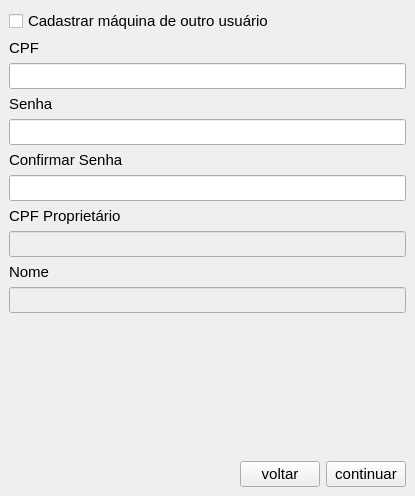
Old version of the form application/proto/ui/WinAuthUser.ui in the repository iagoofelipe/MachineInventory.
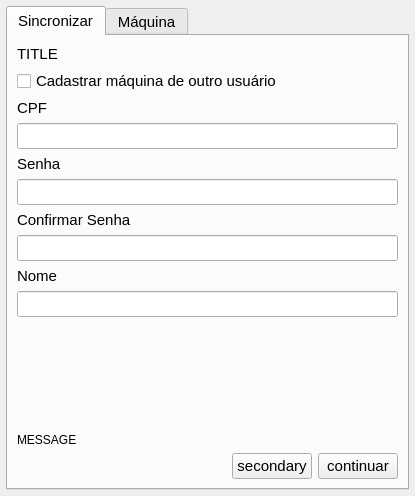
New version of the form. The open tabs and pages were chosen to show the change.

The edit to the form file:
```diff
--- a/application/proto/ui/WinAuthUser.ui
+++ b/application/proto/ui/WinAuthUser.ui
@@ -21,6 +21,35 @@
   </property>
   <widget class="QWidget" name="centralwidget">
    <layout class="QVBoxLayout" name="verticalLayout">
+    <property name="leftMargin">
+     <number>6</number>
+    </property>
+    <property name="topMargin">
+     <number>6</number>
+    </property>
+    <property name="rightMargin">
+     <number>6</number>
+    </property>
+    <property name="bottomMargin">
+     <number>6</number>
+    </property>
+    <item>
+     <widget class="QTabWidget" name="tabWidget">
+      <property name="currentIndex">
+       <number>1</number>
+      </property>
+      <widget class="QWidget" name="tabSync">
+       <attribute name="title">
+        <string>Sincronizar</string>
+       </attribute>
+       <layout class="QVBoxLayout" name="verticalLayout_2">
+        <item>
+         <widget class="QLabel" name="lbTitle">
+          <property name="text">
+           <string>TITLE</string>
+          </property>
+         </widget>
+        </item>
     <item>
      <widget class="QCheckBox" name="checkBox">
       <property name="text">
@@ -62,20 +91,6 @@
     <item>
      <widget class="QLineEdit" name="lePassConfirm"/>
     </item>
-    <item>
-     <widget class="QLabel" name="lbCpfOwner">
-      <property name="text">
-       <string>CPF Proprietário</string>
-      </property>
-     </widget>
-    </item>
-    <item>
-     <widget class="QLineEdit" name="leCpfOwner">
-      <property name="enabled">
-       <bool>false</bool>
-      </property>
-     </widget>
-    </item>
     <item>
      <widget class="QLabel" name="lbName">
       <property name="text">
@@ -86,7 +101,7 @@
     <item>
      <widget class="QLineEdit" name="leName">
       <property name="enabled">
-       <bool>false</bool>
+           <bool>true</bool>
       </property>
      </widget>
     </item>
@@ -105,8 +120,13 @@
     </item>
     <item>
      <widget class="QLabel" name="lbMessage">
+          <property name="font">
+           <font>
+            <pointsize>9</pointsize>
+           </font>
+          </property>
       <property name="text">
-       <string/>
+           <string>MESSAGE</string>
       </property>
      </widget>
     </item>
@@ -141,7 +161,7 @@
        <item>
         <widget class="QPushButton" name="btnBack">
          <property name="text">
-          <string>voltar</string>
+              <string>secondary</string>
          </property>
         </widget>
        </item>
@@ -157,6 +177,15 @@
     </item>
    </layout>
   </widget>
+      <widget class="QWidget" name="tabMachine">
+       <attribute name="title">
+        <string>Máquina</string>
+       </attribute>
+      </widget>
+     </widget>
+    </item>
+   </layout>
+  </widget>
  </widget>
  <resources/>
  <connections>
```
Left out of the diff: 21 changed lines with no effect on the pictures. Lines whose indentation alone changed are shown as unchanged.
